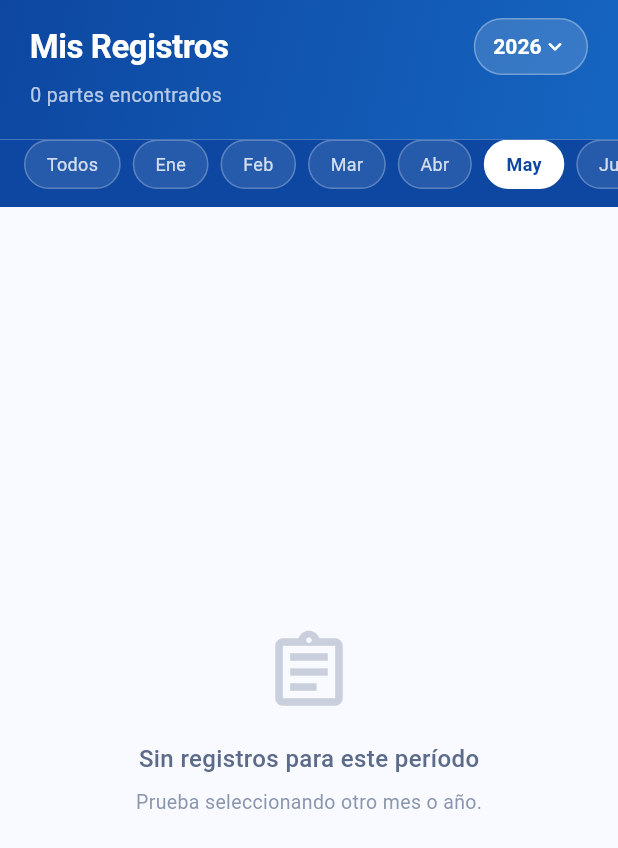
After one commit to CristianRp2002/Seda-Cusco-App, a Flutter app: the RegistrosScreen screen opened directly, on a phone screen of 412 x 824 dp. The commit adds this screen. Shown: the top 848 px of the screen. Run offline on Flutter 3.47's test engine with Material 3 defaults, Android fonts, the phone set to English and light mode, and no system bars; accounts and stored records are empty; network calls fail.

Commit message:
feat: agregar pantalla de registros y modelo operacion

```diff
--- /dev/null
+++ b/lib/models/operacion_model.dart
@@ -0,0 +1,104 @@
+class OperacionModel {
+  final String id;
+  final DateTime fechaFolio;
+  final double totalizadorInicial;
+  final double totalizadorFinal;
+  final double produccionCalculada;
+  final String interruptorLlegada10kvEstado;
+  final double? transformadorTemperatura;
+  final EstacionResumen estacion;
+  final List<OperadorModel> operadores;
+  final List<DetalleBombeoModel> detallesBombeo;
+
+  OperacionModel({
+    required this.id,
+    required this.fechaFolio,
+    required this.totalizadorInicial,
+    required this.totalizadorFinal,
+    required this.produccionCalculada,
+    required this.interruptorLlegada10kvEstado,
+    this.transformadorTemperatura,
+    required this.estacion,
+    required this.operadores,
+    required this.detallesBombeo,
+  });
+
+  factory OperacionModel.fromJson(Map<String, dynamic> json) {
+    return OperacionModel(
+      id: json['id']?.toString() ?? '',
+      fechaFolio: DateTime.tryParse(json['fecha_folio']?.toString() ?? '') ?? DateTime.now(),
+      totalizadorInicial: double.tryParse(json['totalizador_inicial']?.toString() ?? '0') ?? 0,
+      totalizadorFinal: double.tryParse(json['totalizador_final']?.toString() ?? '0') ?? 0,
+      produccionCalculada: double.tryParse(json['produccion_calculada']?.toString() ?? '0') ?? 0,
+      interruptorLlegada10kvEstado: json['interruptor_llegada_10kv_estado']?.toString() ?? '',
+      transformadorTemperatura: double.tryParse(json['transformador_temperatura']?.toString() ?? ''),
+      estacion: EstacionResumen.fromJson(json['estacion'] ?? {}),
+      operadores: (json['operadores'] as List<dynamic>? ?? [])
+          .map((o) => OperadorModel.fromJson(o))
+          .toList(),
+      detallesBombeo: (json['detallesBombeo'] as List<dynamic>? ?? [])
+          .map((b) => DetalleBombeoModel.fromJson(b))
+          .toList(),
+    );
+  }
+}
+
+class EstacionResumen {
+  final String id;
+  final String nombre;
+
+  EstacionResumen({required this.id, required this.nombre});
+
+  factory EstacionResumen.fromJson(Map<String, dynamic> json) {
+    return EstacionResumen(
+      id: json['id']?.toString() ?? '',
+      nombre: json['nombre']?.toString() ?? '',
+    );
+  }
+}
+
+class OperadorModel {
+  final String nombreOperador;
+  final String turno;
+
+  OperadorModel({required this.nombreOperador, required this.turno});
+
+  factory OperadorModel.fromJson(Map<String, dynamic> json) {
+    return OperadorModel(
+      nombreOperador: json['nombre_operador']?.toString() ?? '',
+      turno: json['turno']?.toString() ?? '',
+    );
+  }
+}
+
+class DetalleBombeoModel {
+  final String? bombaId;        // ← nuevo
+  final String? nombreBomba;
+  final double horasBombeo;
+  final String? encendido;      // ← nuevo
+  final String? apagado;        // ← nuevo
+  final double? horometroInicial; // ← nuevo
+  final double? horometroFinal;   // ← nuevo
+
+  DetalleBombeoModel({
+    this.bombaId,
+    this.nombreBomba,
+    required this.horasBombeo,
+    this.encendido,
+    this.apagado,
+    this.horometroInicial,
+    this.horometroFinal,
+  });
+
+  factory DetalleBombeoModel.fromJson(Map<String, dynamic> json) {
+    return DetalleBombeoModel(
+      bombaId: json['bomba']?['id']?.toString(),
+      nombreBomba: json['bomba']?['nombre']?.toString(),
+      horasBombeo: double.tryParse(json['horas_bombeo']?.toString() ?? '0') ?? 0,
+      encendido: json['encendido']?.toString(),
+      apagado: json['apagado']?.toString(),
+      horometroInicial: double.tryParse(json['horometro_inicial']?.toString() ?? ''),
+      horometroFinal: double.tryParse(json['horometro_final']?.toString() ?? ''),
+    );
+  }
+}
--- /dev/null
+++ b/lib/screens/registros/registros_screen.dart
@@ -0,0 +1,487 @@
+import 'package:flutter/material.dart';
+import 'package:provider/provider.dart';
+import '../../core/theme.dart';
+import '../../models/operacion_model.dart';
+import '../../providers/auth_provider.dart';
+import '../../services/operacion_service.dart';
+
+class RegistrosScreen extends StatefulWidget {
+  const RegistrosScreen({super.key});
+
+  @override
+  State<RegistrosScreen> createState() => _RegistrosScreenState();
+}
+
+class _RegistrosScreenState extends State<RegistrosScreen> {
+  List<OperacionModel> _operaciones = [];
+  List<OperacionModel> _filtradas = [];
+  bool _isLoading = true;
+  String? _error;
+
+  // Filtros
+  final int _anioActual = DateTime.now().year;
+  late int _anioSeleccionado;
+  int? _mesSeleccionado;
+
+  static const _meses = [
+    'Ene', 'Feb', 'Mar', 'Abr', 'May', 'Jun',
+    'Jul', 'Ago', 'Sep', 'Oct', 'Nov', 'Dic',
+  ];
+
+  // Colores
+  static const Color _primary      = Color(0xFF0D47A1);
+  static const Color _accent       = Color(0xFF00BCD4);
+  static const Color _surface      = Color(0xFFF8FAFF);
+  static const Color _cardBg       = Colors.white;
+  static const Color _textPrimary  = Color(0xFF0A1628);
+  static const Color _textSec      = Color(0xFF5C6B8A);
+  static const Color _border       = Color(0xFFDDE3F0);
+  static const Color _success      = Color(0xFF00897B);
+
+  @override
+  void initState() {
+    super.initState();
+    _anioSeleccionado = _anioActual;
+    _mesSeleccionado  = DateTime.now().month;
+    _cargar();
+  }
+
+  // ── Carga de datos ─────────────────────────────────────────────────────────
+  Future<void> _cargar() async {
+    setState(() { _isLoading = true; _error = null; });
+
+    try {
+      final token = context.read<AuthProvider>().token ?? '';
+
+      final resultado = await OperacionService.getOperaciones(
+        token: token,
+        anio:  _anioSeleccionado.toString(),
+        mes:   _mesSeleccionado != null ? _mesSeleccionado.toString() : null,
+      );
+
+      if (!mounted) return;
+      setState(() {
+        _operaciones = resultado;
+        _filtradas   = resultado;
+        _isLoading   = false;
+      });
+    } catch (e) {
+      if (!mounted) return;
+      setState(() {
+        _error     = 'Error al cargar registros: $e';
+        _isLoading = false;
+      });
+    }
+  }
+
+  // ── Helpers ────────────────────────────────────────────────────────────────
+  String _formatFecha(DateTime fecha) {
+    return '${fecha.day.toString().padLeft(2, '0')}/'
+        '${fecha.month.toString().padLeft(2, '0')}/'
+        '${fecha.year}';
+  }
+
+  String _formatNum(double n) => n.toStringAsFixed(2);
+
+  // ── Build ──────────────────────────────────────────────────────────────────
+  @override
+  Widget build(BuildContext context) {
+    return Scaffold(
+      backgroundColor: _surface,
+      body: Column(children: [
+        _buildHeader(),
+        _buildFiltrosMes(),
+        Expanded(child: _buildBody()),
+      ]),
+    );
+  }
+
+  // ── Header ─────────────────────────────────────────────────────────────────
+  Widget _buildHeader() {
+    return Container(
+      decoration: const BoxDecoration(
+        gradient: LinearGradient(
+          colors: [Color(0xFF0D47A1), Color(0xFF1565C0)],
+          begin: Alignment.topLeft,
+          end:   Alignment.bottomRight,
+        ),
+      ),
+      child: SafeArea(
+        bottom: false,
+        child: Padding(
+          padding: const EdgeInsets.fromLTRB(20, 12, 20, 20),
+          child: Column(crossAxisAlignment: CrossAxisAlignment.start, children: [
+            Row(children: [
+              const Expanded(
+                child: Text(
+                  'Mis Registros',
+                  style: TextStyle(color: Colors.white, fontSize: 22,
+                      fontWeight: FontWeight.w700, letterSpacing: -0.3),
+                ),
+              ),
+              // Selector de año
+              _buildAnioSelector(),
+            ]),
+            const SizedBox(height: 4),
+            Text(
+              '${_operaciones.length} parte${_operaciones.length == 1 ? '' : 's'} encontrado${_operaciones.length == 1 ? '' : 's'}',
+              style: TextStyle(color: Colors.white.withOpacity(0.7), fontSize: 13),
+            ),
+          ]),
+        ),
+      ),
+    );
+  }
+
+  Widget _buildAnioSelector() {
+    return Container(
+      padding: const EdgeInsets.symmetric(horizontal: 12, vertical: 6),
+      decoration: BoxDecoration(
+        color: Colors.white.withOpacity(0.15),
+        borderRadius: BorderRadius.circular(20),
+        border: Border.all(color: Colors.white.withOpacity(0.3)),
+      ),
+      child: DropdownButtonHideUnderline(
+        child: DropdownButton<int>(
+          value: _anioSeleccionado,
+          dropdownColor: const Color(0xFF0D47A1),
+          style: const TextStyle(color: Colors.white, fontSize: 14,
+              fontWeight: FontWeight.w600),
+          icon: const Icon(Icons.expand_more_rounded, color: Colors.white, size: 18),
+          isDense: true,
+          items: List.generate(5, (i) => _anioActual - i)
+              .map((a) => DropdownMenuItem(value: a, child: Text('$a')))
+              .toList(),
+          onChanged: (v) {
+            if (v != null) {
+              setState(() => _anioSeleccionado = v);
+              _cargar();
+            }
+          },
+        ),
+      ),
+    );
+  }
+
+  // ── Filtro de meses ────────────────────────────────────────────────────────
+  Widget _buildFiltrosMes() {
+    return Container(
+      color: _primary,
+      padding: const EdgeInsets.only(bottom: 12),
+      child: SingleChildScrollView(
+        scrollDirection: Axis.horizontal,
+        padding: const EdgeInsets.symmetric(horizontal: 16),
+        child: Row(
+          children: [
+            // Chip "Todos"
+            _buildMesChip(label: 'Todos', isSelected: _mesSeleccionado == null,
+                onTap: () {
+                  setState(() => _mesSeleccionado = null);
+                  _cargar();
+                }),
+            const SizedBox(width: 8),
+            ...List.generate(12, (i) {
+              final mes = i + 1;
+              return Padding(
+                padding: const EdgeInsets.only(right: 8),
+                child: _buildMesChip(
+                  label: _meses[i],
+                  isSelected: _mesSeleccionado == mes,
+                  onTap: () {
+                    setState(() => _mesSeleccionado = mes);
+                    _cargar();
+                  },
+                ),
+              );
+            }),
+          ],
+        ),
+      ),
+    );
+  }
+
+  Widget _buildMesChip({
+    required String label,
+    required bool isSelected,
+    required VoidCallback onTap,
+  }) {
+    return GestureDetector(
+      onTap: onTap,
+      child: AnimatedContainer(
+        duration: const Duration(milliseconds: 200),
+        padding: const EdgeInsets.symmetric(horizontal: 14, vertical: 7),
+        decoration: BoxDecoration(
+          color: isSelected ? Colors.white : Colors.white.withOpacity(0.1),
+          borderRadius: BorderRadius.circular(20),
+          border: Border.all(
+            color: isSelected ? Colors.white : Colors.white.withOpacity(0.25),
+          ),
+        ),
+        child: Text(
+          label,
+          style: TextStyle(
+            fontSize: 12,
+            fontWeight: isSelected ? FontWeight.w700 : FontWeight.w400,
+            color: isSelected ? _primary : Colors.white.withOpacity(0.8),
+          ),
+        ),
+      ),
+    );
+  }
+
+  // ── Cuerpo principal ───────────────────────────────────────────────────────
+  Widget _buildBody() {
+    if (_isLoading) {
+      return const Center(child: CircularProgressIndicator());
+    }
+
+    if (_error != null) {
+      return Center(
+        child: Padding(
+          padding: const EdgeInsets.all(32),
+          child: Column(mainAxisAlignment: MainAxisAlignment.center, children: [
+            Icon(Icons.error_outline_rounded, size: 48,
+                color: Colors.red.shade300),
+            const SizedBox(height: 16),
+            Text(_error!, textAlign: TextAlign.center,
+                style: const TextStyle(color: _textSec)),
+            const SizedBox(height: 16),
+            ElevatedButton.icon(
+              onPressed: _cargar,
+              icon: const Icon(Icons.refresh_rounded),
+              label: const Text('Reintentar'),
+              style: ElevatedButton.styleFrom(backgroundColor: _primary),
+            ),
+          ]),
+        ),
+      );
+    }
+
+    if (_filtradas.isEmpty) {
+      return Center(
+        child: Column(mainAxisAlignment: MainAxisAlignment.center, children: [
+          Icon(Icons.assignment_outlined, size: 60,
+              color: _textSec.withOpacity(0.3)),
+          const SizedBox(height: 16),
+          const Text('Sin registros para este período',
+              style: TextStyle(fontSize: 16, color: _textSec,
+                  fontWeight: FontWeight.w500)),
+          const SizedBox(height: 8),
+          Text('Prueba seleccionando otro mes o año.',
+              style: TextStyle(fontSize: 13,
+                  color: _textSec.withOpacity(0.7))),
+        ]),
+      );
+    }
+
+    return RefreshIndicator(
+      onRefresh: _cargar,
+      child: ListView.builder(
+        padding: const EdgeInsets.fromLTRB(16, 16, 16, 120),
+        itemCount: _filtradas.length,
+        itemBuilder: (context, index) {
+          return Padding(
+            padding: const EdgeInsets.only(bottom: 14),
+            child: _buildCard(_filtradas[index]),
+          );
+        },
+      ),
+    );
+  }
+
+  // ── Tarjeta de registro ────────────────────────────────────────────────────
+  Widget _buildCard(OperacionModel op) {
+    final operador1 = op.operadores.isNotEmpty
+        ? op.operadores
+        .firstWhere((o) => o.turno == '1',
+        orElse: () => op.operadores.first)
+        .nombreOperador
+        : '—';
+
+    final totalHorasBombeo = op.detallesBombeo
+        .fold<double>(0, (sum, b) => sum + b.horasBombeo);
+
+    final bombasNombres = op.detallesBombeo
+        .map((b) => b.nombreBomba ?? 'Bomba')
+        .toSet()
+        .join(', ');
+
+    return Container(
+      decoration: BoxDecoration(
+        color: _cardBg,
+        borderRadius: BorderRadius.circular(18),
+        border: Border.all(color: _border, width: 1.5),
+        boxShadow: [
+          BoxShadow(
+            color: _primary.withOpacity(0.06),
+            blurRadius: 12,
+            offset: const Offset(0, 4),
+          ),
+        ],
+      ),
+      child: Column(crossAxisAlignment: CrossAxisAlignment.start, children: [
+        // ── Header tarjeta ──
+        Container(
+          padding: const EdgeInsets.symmetric(horizontal: 16, vertical: 13),
+          decoration: BoxDecoration(
+            gradient: LinearGradient(
+              colors: [_primary.withOpacity(0.07), _accent.withOpacity(0.03)],
+            ),
+            borderRadius: const BorderRadius.vertical(top: Radius.circular(16)),
+            border: Border(bottom: BorderSide(color: _border)),
+          ),
+          child: Row(children: [
+            Container(
+              padding: const EdgeInsets.all(9),
+              decoration: BoxDecoration(
+                gradient: const LinearGradient(
+                  colors: [Color(0xFF0D47A1), Color(0xFF1565C0)],
+                  begin: Alignment.topLeft,
+                  end: Alignment.bottomRight,
+                ),
+                borderRadius: BorderRadius.circular(11),
+              ),
+              child: const Icon(Icons.water_rounded, color: Colors.white, size: 18),
+            ),
+            const SizedBox(width: 12),
+            Expanded(
+              child: Column(crossAxisAlignment: CrossAxisAlignment.start, children: [
+                Text(
+                  op.estacion.nombre,
+                  style: const TextStyle(fontSize: 15, fontWeight: FontWeight.w700,
+                      color: _textPrimary),
+                  maxLines: 1,
+                  overflow: TextOverflow.ellipsis,
+                ),
+                const SizedBox(height: 2),
+                Text(
+                  _formatFecha(op.fechaFolio),
+                  style: const TextStyle(fontSize: 12, color: _textSec),
+                ),
+              ]),
+            ),
+            // Badge producción
+            Container(
+              padding: const EdgeInsets.symmetric(horizontal: 10, vertical: 6),
+              decoration: BoxDecoration(
+                color: _success.withOpacity(0.1),
+                borderRadius: BorderRadius.circular(20),
+                border: Border.all(color: _success.withOpacity(0.3)),
+              ),
+              child: Row(mainAxisSize: MainAxisSize.min, children: [
+                const Icon(Icons.water_drop_rounded, size: 13, color: _success),
+                const SizedBox(width: 4),
+                Text(
+                  '${_formatNum(op.produccionCalculada)} m³',
+                  style: const TextStyle(fontSize: 12, color: _success,
+                      fontWeight: FontWeight.w700),
+                ),
+              ]),
+            ),
+          ]),
+        ),
+
+        // ── Body tarjeta ──
+        Padding(
+          padding: const EdgeInsets.all(16),
+          child: Column(children: [
+            // Fila métricas
+            Row(children: [
+              _buildMetric(
+                icon: Icons.analytics_outlined,
+                label: 'Totalizador ini.',
+                value: '${_formatNum(op.totalizadorInicial)} m³',
+                color: _primary,
+              ),
+              _buildDivider(),
+              _buildMetric(
+                icon: Icons.analytics_rounded,
+                label: 'Totalizador fin.',
+                value: '${_formatNum(op.totalizadorFinal)} m³',
+                color: _primary,
+              ),
+              _buildDivider(),
+              _buildMetric(
+                icon: Icons.timer_outlined,
+                label: 'Hrs bombeo',
+                value: '${_formatNum(totalHorasBombeo)} h',
+                color: _accent,
+              ),
+            ]),
+
+            if (operador1 != '—' || bombasNombres.isNotEmpty) ...[
+              const SizedBox(height: 14),
+              const Divider(height: 1, color: _border),
+              const SizedBox(height: 12),
+            ],
+
+            // Operador
+            if (operador1 != '—')
+              _buildInfoRow(
+                icon: Icons.person_rounded,
+                label: 'Operador',
+                value: operador1,
+              ),
+
+            // Bombas
+            if (bombasNombres.isNotEmpty)
+              _buildInfoRow(
+                icon: Icons.water_damage_rounded,
+                label: 'Bombas',
+                value: bombasNombres,
+              ),
+          ]),
+        ),
+      ]),
+    );
+  }
+
+  Widget _buildMetric({
+    required IconData icon,
+    required String label,
+    required String value,
+    required Color color,
+  }) {
+    return Expanded(
+      child: Column(children: [
+        Icon(icon, size: 18, color: color.withOpacity(0.7)),
+        const SizedBox(height: 4),
+        Text(value,
+            style: TextStyle(fontSize: 13, fontWeight: FontWeight.w700,
+                color: color),
+            textAlign: TextAlign.center),
+        const SizedBox(height: 2),
+        Text(label,
+            style: const TextStyle(fontSize: 10, color: _textSec),
+            textAlign: TextAlign.center),
+      ]),
+    );
+  }
+
+  Widget _buildDivider() {
+    return Container(width: 1, height: 40, color: _border,
+        margin: const EdgeInsets.symmetric(horizontal: 8));
+  }
+
+  Widget _buildInfoRow({
+    required IconData icon,
+    required String label,
+    required String value,
+  }) {
+    return Padding(
+      padding: const EdgeInsets.only(bottom: 6),
+      child: Row(children: [
+        Icon(icon, size: 15, color: _textSec.withOpacity(0.6)),
+        const SizedBox(width: 8),
+        Text('$label: ',
+            style: const TextStyle(fontSize: 12, color: _textSec)),
+        Expanded(
+          child: Text(value,
+              style: const TextStyle(fontSize: 12, fontWeight: FontWeight.w600,
+                  color: _textPrimary),
+              overflow: TextOverflow.ellipsis),
+        ),
+      ]),
+    );
+  }
+}
--- a/lib/services/operacion_service.dart
+++ b/lib/services/operacion_service.dart
@@ -2,8 +2,10 @@ import 'dart:convert';
 import 'package:flutter/foundation.dart';
 import 'package:http/http.dart' as http;
 import '../core/api_config.dart';
+import '../models/operacion_model.dart';
 
 class OperacionService {
+  // ── REGISTRAR (ya existente) ──────────────────────────────────────────────
   static Future<Map<String, dynamic>> registrar({
     required String token,
     required Map<String, dynamic> payload,
@@ -31,7 +33,10 @@ class OperacionService {
               : rawMessage?.toString() ?? 'Error al guardar';
           return {'success': false, 'message': mensaje};
         } catch (_) {
-          return {'success': false, 'message': 'Error ${response.statusCode}: ${response.body}'};
+          return {
+            'success': false,
+            'message': 'Error ${response.statusCode}: ${response.body}',
+          };
         }
       }
     } catch (e) {
@@ -39,4 +44,45 @@ class OperacionService {
       return {'success': false, 'message': 'Error de conexión: $e'};
     }
   }
+
+  // ── LISTAR OPERACIONES ────────────────────────────────────────────────────
+  /// Obtiene los partes diarios con filtros opcionales.
+  /// [mes]       → número de mes como string, ej: '5'
+  /// [anio]      → año como string, ej: '2025'
+  /// [estacionId] → UUID de la estación (opcional)
+  static Future<List<OperacionModel>> getOperaciones({
+    required String token,
+    String? mes,
+    String? anio,
+    String? estacionId,
+  }) async {
+    try {
+      final queryParams = <String, String>{};
+      if (mes != null && mes.isNotEmpty) queryParams['mes'] = mes;
+      if (anio != null && anio.isNotEmpty) queryParams['anio'] = anio;
+      if (estacionId != null && estacionId.isNotEmpty) {
+        queryParams['estacion_id'] = estacionId;
+      }
+
+      final uri = Uri.parse(ApiConfig.operaciones).replace(
+        queryParameters: queryParams.isNotEmpty ? queryParams : null,
+      );
+
+      final response = await http.get(
+        uri,
+        headers: ApiConfig.headers(token: token),
+      );
+
+      if (response.statusCode == 200) {
+        final List<dynamic> data = jsonDecode(response.body);
+        return data.map((json) => OperacionModel.fromJson(json)).toList();
+      } else {
+        debugPrint('❌ Error al listar operaciones: ${response.statusCode}');
+        return [];
+      }
+    } catch (e) {
+      debugPrint('❌ Excepción en getOperaciones: $e');
+      return [];
+    }
+  }
 }
```
Also changed, not shown: lib/screens/formulario/formulario_screen.dart (+13 -13 lines), lib/screens/home/home_screen.dart (+14 -46 lines).
